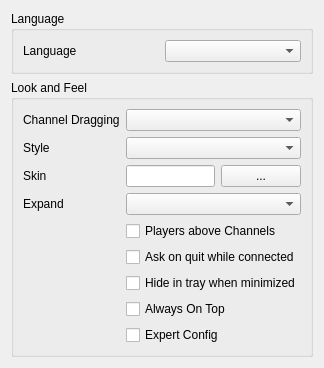
Above: src/mumble/LookConfig.ui from mumble-voip/mumble before the change. Below: the same form after it.
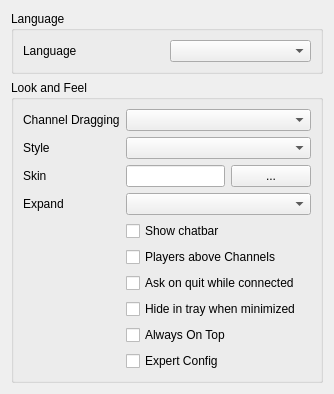
That is the form after the change.

Commit message: Added Chatbar dock widget to MainWindow

```diff
--- a/src/mumble/LookConfig.ui
+++ b/src/mumble/LookConfig.ui
@@ -6,7 +6,7 @@
     <x>0</x>
     <y>0</y>
     <width>311</width>
-    <height>353</height>
+    <height>374</height>
    </rect>
   </property>
   <property name="windowTitle" >
@@ -123,7 +123,7 @@
         </property>
        </widget>
       </item>
-      <item row="4" column="1" colspan="2" >
+      <item row="5" column="1" colspan="2" >
        <widget class="QCheckBox" name="qcbPlayersTop" >
         <property name="toolTip" >
          <string>List players above subchannels (requires restart).</string>
@@ -136,7 +136,7 @@
         </property>
        </widget>
       </item>
-      <item row="5" column="1" colspan="2" >
+      <item row="6" column="1" colspan="2" >
        <widget class="QCheckBox" name="qcbAskOnQuit" >
         <property name="toolTip" >
          <string>Ask whether to close or minimize when quitting Mumble.</string>
@@ -149,7 +149,7 @@
         </property>
        </widget>
       </item>
-      <item row="6" column="1" colspan="2" >
+      <item row="7" column="1" colspan="2" >
        <widget class="QCheckBox" name="qcbHideTray" >
         <property name="toolTip" >
          <string>Hide the main Mumble window in the tray when it is minimized.</string>
@@ -162,7 +162,7 @@
         </property>
        </widget>
       </item>
-      <item row="7" column="1" colspan="2" >
+      <item row="8" column="1" colspan="2" >
        <widget class="QCheckBox" name="qcbAlwaysOnTop" >
         <property name="toolTip" >
          <string>Make the Mumble window appear on top of other windows.</string>
@@ -175,7 +175,7 @@
         </property>
        </widget>
       </item>
-      <item row="8" column="1" colspan="2" >
+      <item row="9" column="1" colspan="2" >
        <widget class="QCheckBox" name="qcbExpert" >
         <property name="toolTip" >
          <string>Show all configuration items</string>
@@ -188,6 +188,19 @@
         </property>
        </widget>
       </item>
+      <item row="4" column="1" >
+       <widget class="QCheckBox" name="qcbShowChatbar" >
+        <property name="toolTip" >
+         <string>Check to show chat bar</string>
+        </property>
+        <property name="whatsThis" >
+         <string>&lt;b>If checked the chat bar is shown&lt;/b>&lt;br />Uncheck to hide it</string>
+        </property>
+        <property name="text" >
+         <string>Show chatbar</string>
+        </property>
+       </widget>
+      </item>
      </layout>
     </widget>
    </item>
```
The commit also changes 6 other files.
